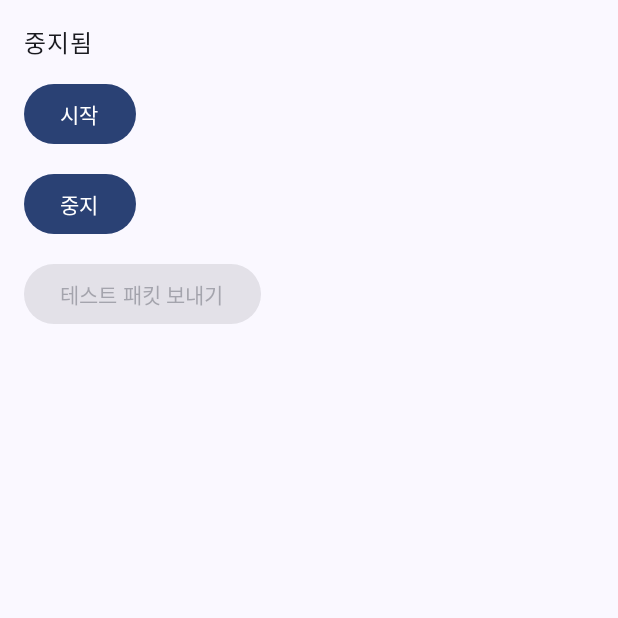
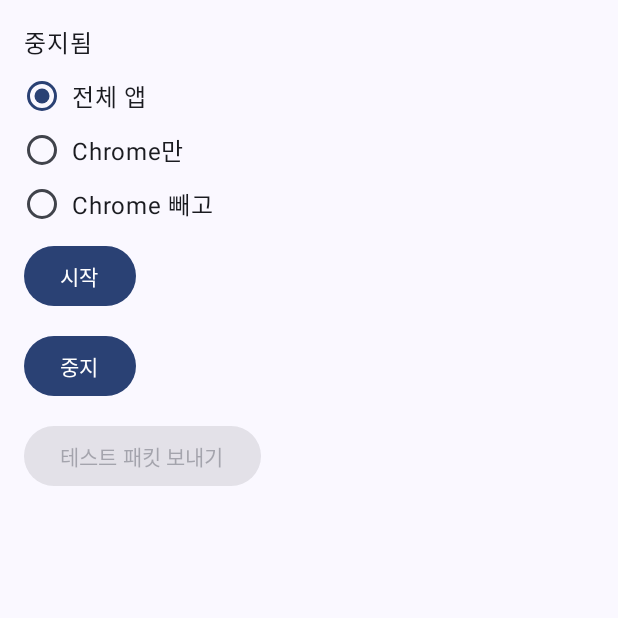
Before and after one commit to mingi6292/vpn-practice, an Android app built with Jetpack Compose: the screen it shows after launch (MainActivity), after a tap on "시작", on a phone screen of 412 x 824 dp, the top half of it. Run offline under Robolectric (Android 15) with nearby library versions, the phone set to English and light mode, and no system bars; 1 statement that could not run was skipped; 3 other taps on this screen came first.

Commit message:
feat: 정책 프리셋을 골라 VPN 라우트와 앱 목록에 적용

```diff
--- a/app/src/main/AndroidManifest.xml
+++ b/app/src/main/AndroidManifest.xml
@@ -9,6 +9,11 @@
     <uses-permission android:name="android.permission.FOREGROUND_SERVICE" />
     <uses-permission android:name="android.permission.FOREGROUND_SERVICE_SYSTEM_EXEMPTED" />
     <uses-permission android:name="android.permission.POST_NOTIFICATIONS" />
+
+    <!-- Android 11부터 패키지 가시성 제한이 있어서, 여기 없으면 Chrome이 설치돼 있어도 NameNotFoundException이 난다. -->
+    <queries>
+        <package android:name="com.android.chrome" />
+    </queries>
 
     <application
         android:allowBackup="true"
--- a/app/src/main/java/com/mg/vpnpractice/MainActivity.kt
+++ b/app/src/main/java/com/mg/vpnpractice/MainActivity.kt
@@ -13,23 +13,33 @@ import androidx.activity.compose.rememberLauncherForActivityResult
 import androidx.activity.compose.setContent
 import androidx.activity.enableEdgeToEdge
 import androidx.activity.result.contract.ActivityResultContracts
+import androidx.annotation.StringRes
 import androidx.compose.foundation.layout.Arrangement
 import androidx.compose.foundation.layout.Column
+import androidx.compose.foundation.layout.Row
 import androidx.compose.foundation.layout.fillMaxSize
 import androidx.compose.foundation.layout.padding
+import androidx.compose.foundation.selection.selectable
 import androidx.compose.material3.Button
+import androidx.compose.material3.RadioButton
 import androidx.compose.material3.Scaffold
 import androidx.compose.material3.Text
 import androidx.compose.runtime.Composable
 import androidx.compose.runtime.collectAsState
 import androidx.compose.runtime.getValue
+import androidx.compose.runtime.mutableStateOf
 import androidx.compose.runtime.rememberCoroutineScope
+import androidx.compose.runtime.saveable.rememberSaveable
+import androidx.compose.runtime.setValue
+import androidx.compose.ui.Alignment
 import androidx.compose.ui.Modifier
 import androidx.compose.ui.platform.LocalContext
 import androidx.compose.ui.res.stringResource
+import androidx.compose.ui.semantics.Role
 import androidx.compose.ui.tooling.preview.Preview
 import androidx.compose.ui.unit.dp
 import com.mg.vpnpractice.ui.theme.VpnPracticeTheme
+import com.mg.vpnpractice.vpn.PolicyPreset
 import com.mg.vpnpractice.vpn.PracticeVpnService
 import com.mg.vpnpractice.vpn.TestPacketSender
 import kotlinx.coroutines.Dispatchers
@@ -52,29 +62,55 @@ class MainActivity : ComponentActivity() {
 @Composable
 private fun VpnScreen(modifier: Modifier = Modifier) {
     val context = LocalContext.current
-    val running by PracticeVpnService.isRunning.collectAsState()
+    // null이면 중지됨. 실행 중일 때 정책은 establish() 시점에 고정되므로 선택을 막는다.
+    val runningPreset by PracticeVpnService.runningPreset.collectAsState()
+    var selected by rememberSaveable { mutableStateOf(PolicyPreset.ALL_APPS) }
+    // 실행 중에는 서비스가 실제로 쓰는 프리셋을 보여 줘서, 앱을 다시 열어도 화면과 실제 정책이 어긋나 보이지 않게 한다.
+    val shownPreset = runningPreset ?: selected
     val scope = rememberCoroutineScope()
 
     // 동의 화면 결과. RESULT_OK일 때만 서비스를 시작하고, 거부하면 아무것도 하지 않는다(상태는 "중지됨" 그대로).
     val consentLauncher = rememberLauncherForActivityResult(ActivityResultContracts.StartActivityForResult()) { result ->
-        if (result.resultCode == Activity.RESULT_OK) startVpnService(context)
+        if (result.resultCode == Activity.RESULT_OK) startVpnService(context, selected)
     }
 
     // 권한을 거부해도 VPN은 시작한다. 알림 권한이 없으면 알림만 안 보이고,
     // 로컬 네트워크 권한이 없으면 TUN은 열리지만 서버 전송이 실패해서 Logcat에 "send failed"가 남는다.
     val permissionLauncher = rememberLauncherForActivityResult(ActivityResultContracts.RequestMultiplePermissions()) {
-        requestVpnConsent(context) { consentLauncher.launch(it) }
+        requestVpnConsent(context, selected) { consentLauncher.launch(it) }
     }
 
     Column(
         modifier = modifier.padding(16.dp),
         verticalArrangement = Arrangement.spacedBy(12.dp),
     ) {
-        Text(stringResource(if (running) R.string.status_running else R.string.status_stopped))
+        val preset = runningPreset
+        Text(
+            if (preset != null) {
+                stringResource(R.string.status_running, stringResource(preset.labelRes()))
+            } else {
+                stringResource(R.string.status_stopped)
+            },
+        )
+        PolicyPreset.entries.forEach { option ->
+            Row(
+                modifier = Modifier.selectable(
+                    selected = option == shownPreset,
+                    enabled = runningPreset == null,
+                    role = Role.RadioButton,
+                    onClick = { selected = option },
+                ),
+                verticalAlignment = Alignment.CenterVertically,
+            ) {
+                // Row가 클릭을 처리하므로 RadioButton의 onClick은 null로 둔다(접근성 도구가 한 항목으로 읽는다).
+                RadioButton(selected = option == shownPreset, onClick = null, enabled = runningPreset == null)
+                Text(stringResource(option.labelRes()), modifier = Modifier.padding(start = 8.dp))
+            }
+        }
         Button(onClick = {
             val permissions = runtimePermissions()
             if (permissions.isEmpty()) {
-                requestVpnConsent(context) { consentLauncher.launch(it) }
+                requestVpnConsent(context, selected) { consentLauncher.launch(it) }
             } else {
                 permissionLauncher.launch(permissions)
             }
@@ -85,7 +121,7 @@ private fun VpnScreen(modifier: Modifier = Modifier) {
             )
         }) { Text(stringResource(R.string.action_stop)) }
         Button(
-            enabled = running,
+            enabled = runningPreset != null,
             // 소켓 전송은 네트워크 호출이라 메인 스레드에서 하면 NetworkOnMainThreadException이 난다.
             onClick = {
                 scope.launch(Dispatchers.IO) {
@@ -106,16 +142,27 @@ private fun runtimePermissions(): Array<String> = buildList {
 /**
  * prepare()가 null이면 이미 동의된 상태라 바로 시작하고, Intent를 돌려주면 시스템 동의 화면을 띄워야 한다.
  */
-private fun requestVpnConsent(context: Context, launchConsent: (Intent) -> Unit) {
+private fun requestVpnConsent(context: Context, preset: PolicyPreset, launchConsent: (Intent) -> Unit) {
     val consentIntent = VpnService.prepare(context)
-    if (consentIntent == null) startVpnService(context) else launchConsent(consentIntent)
+    if (consentIntent == null) startVpnService(context, preset) else launchConsent(consentIntent)
 }
 
-private fun startVpnService(context: Context) {
+private fun startVpnService(context: Context, preset: PolicyPreset) {
     // 서비스 쪽에서 곧바로 startForeground()를 호출하므로 일반 startService로 충분하다(앱이 포그라운드일 때만 호출됨).
+    // Intent에는 프리셋 이름만 넣고, 실제 정책 내용은 서비스가 PolicyPreset에서 찾는다.
     context.startService(
-        Intent(context, PracticeVpnService::class.java).setAction(PracticeVpnService.ACTION_START),
+        Intent(context, PracticeVpnService::class.java)
+            .setAction(PracticeVpnService.ACTION_START)
+            .putExtra(PracticeVpnService.EXTRA_PRESET, preset.name),
     )
+}
+
+// 문자열 리소스 매핑은 화면 쪽에 둔다. TunnelPolicy.kt를 Android 의존성 없는 순수 Kotlin으로 유지하려는 것이다.
+@StringRes
+private fun PolicyPreset.labelRes(): Int = when (this) {
+    PolicyPreset.ALL_APPS -> R.string.preset_all_apps
+    PolicyPreset.CHROME_ONLY -> R.string.preset_chrome_only
+    PolicyPreset.EXCEPT_CHROME -> R.string.preset_except_chrome
 }
 
 @Preview(showBackground = true)
--- a/app/src/main/res/values/strings.xml
+++ b/app/src/main/res/values/strings.xml
@@ -2,9 +2,12 @@
     <string name="app_name">VpnPractice</string>
     <string name="vpn_notification_channel">VPN 상태</string>
     <string name="vpn_notification_title">VPN 연습 실행 중</string>
-    <string name="status_running">실행 중</string>
+    <string name="status_running">실행 중 (정책: %1$s)</string>
     <string name="status_stopped">중지됨</string>
     <string name="action_start">시작</string>
     <string name="action_stop">중지</string>
     <string name="action_send_test_packet">테스트 패킷 보내기</string>
+    <string name="preset_all_apps">전체 앱</string>
+    <string name="preset_chrome_only">Chrome만</string>
+    <string name="preset_except_chrome">Chrome 빼고</string>
 </resources>
```
Also changed, not shown: app/src/main/java/com/mg/vpnpractice/vpn/PracticeVpnService.kt (+80 -12 lines).
